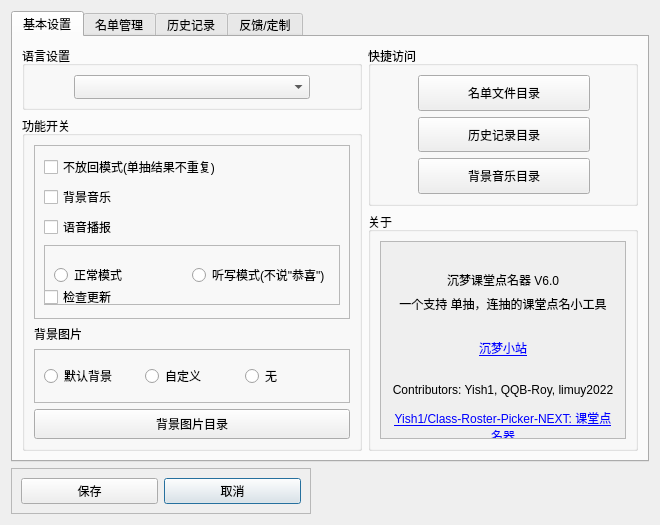
This is settings.ui in Yish1/Class-Roster-Picker-NEXT as Qt 5 draws it before an edit. The edited form follows.
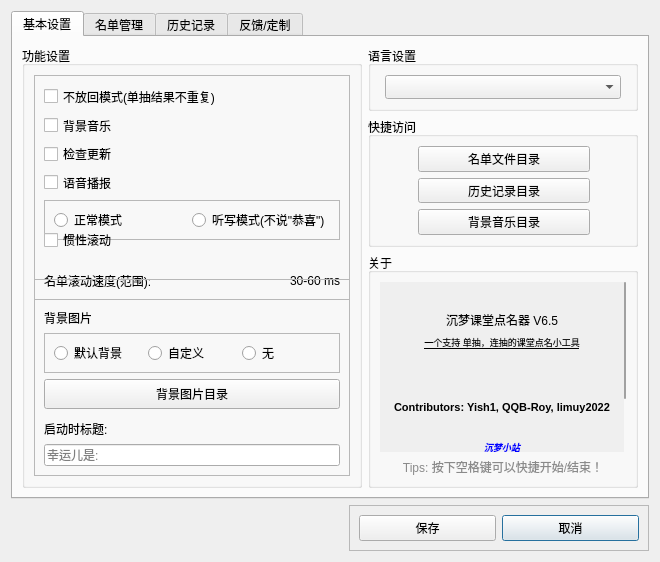
This is the edited form. Icons and pictures are not drawn.

```diff
--- a/settings.ui
+++ b/settings.ui
@@ -7,14 +7,14 @@
     <x>0</x>
     <y>0</y>
     <width>658</width>
-    <height>514</height>
+    <height>562</height>
    </rect>
   </property>
   <property name="windowTitle">
    <string>CRP Settings</string>
   </property>
   <layout class="QGridLayout" name="gridLayout">
-   <item row="1" column="0">
+   <item row="1" column="1">
     <widget class="QFrame" name="frame">
      <property name="sizePolicy">
       <sizepolicy hsizetype="Preferred" vsizetype="Preferred">
@@ -92,132 +92,66 @@
        <string>基本设置</string>
       </attribute>
       <layout class="QGridLayout" name="gridLayout_2">
-       <item row="0" column="1" rowspan="2">
-        <widget class="QGroupBox" name="groupBox_6">
+       <item row="0" column="1">
+        <widget class="QGroupBox" name="groupBox_3">
          <property name="sizePolicy">
-          <sizepolicy hsizetype="Preferred" vsizetype="Preferred">
+          <sizepolicy hsizetype="Expanding" vsizetype="Preferred">
            <horstretch>0</horstretch>
            <verstretch>0</verstretch>
           </sizepolicy>
          </property>
          <property name="minimumSize">
           <size>
-           <width>235</width>
-           <height>160</height>
+           <width>0</width>
+           <height>55</height>
           </size>
          </property>
          <property name="maximumSize">
           <size>
            <width>16777215</width>
-           <height>16777215</height>
+           <height>65</height>
           </size>
          </property>
          <property name="title">
-          <string>快捷访问</string>
+          <string>语言设置</string>
          </property>
-         <layout class="QGridLayout" name="gridLayout_8">
-          <property name="sizeConstraint">
-           <enum>QLayout::SetDefaultConstraint</enum>
-          </property>
-          <property name="leftMargin">
-           <number>37</number>
-          </property>
-          <property name="rightMargin">
-           <number>35</number>
-          </property>
-          <item row="2" column="2">
-           <spacer name="horizontalSpacer_3">
-            <property name="orientation">
-             <enum>Qt::Horizontal</enum>
-            </property>
-            <property name="sizeType">
-             <enum>QSizePolicy::Preferred</enum>
-            </property>
-            <property name="sizeHint" stdset="0">
-             <size>
-              <width>10</width>
-              <height>20</height>
-             </size>
-            </property>
-           </spacer>
-          </item>
-          <item row="0" column="1">
-           <widget class="QPushButton" name="pushButton_12">
+         <layout class="QHBoxLayout" name="horizontalLayout_3">
+          <item>
+           <widget class="QComboBox" name="comboBox_2">
             <property name="sizePolicy">
-             <sizepolicy hsizetype="Minimum" vsizetype="MinimumExpanding">
+             <sizepolicy hsizetype="Preferred" vsizetype="MinimumExpanding">
               <horstretch>0</horstretch>
               <verstretch>0</verstretch>
              </sizepolicy>
             </property>
-            <property name="maximumSize">
+            <property name="minimumSize">
              <size>
-              <width>16777215</width>
-              <height>40</height>
+              <width>0</width>
+              <height>21</height>
              </size>
             </property>
-            <property name="text">
-             <string>名单文件目录</string>
-            </property>
-           </widget>
-          </item>
-          <item row="3" column="1">
-           <widget class="QPushButton" name="pushButton_10">
-            <property name="sizePolicy">
-             <sizepolicy hsizetype="Minimum" vsizetype="MinimumExpanding">
-              <horstretch>0</horstretch>
-              <verstretch>0</verstretch>
-             </sizepolicy>
-            </property>
             <property name="maximumSize">
              <size>
-              <width>16777215</width>
-              <height>40</height>
+              <width>236</width>
+              <height>25</height>
              </size>
             </property>
-            <property name="text">
-             <string>背景音乐目录</string>
+            <property name="styleSheet">
+             <string notr="true">QComboBox {
+    font-size: 13px;
+}
+
+QComboBox QAbstractItemView {
+    font-size: 15px;
+}
+</string>
             </property>
            </widget>
           </item>
-          <item row="2" column="1">
-           <widget class="QPushButton" name="pushButton_8">
-            <property name="sizePolicy">
-             <sizepolicy hsizetype="Minimum" vsizetype="MinimumExpanding">
-              <horstretch>0</horstretch>
-              <verstretch>0</verstretch>
-             </sizepolicy>
-            </property>
-            <property name="maximumSize">
-             <size>
-              <width>16777215</width>
-              <height>40</height>
-             </size>
-            </property>
-            <property name="text">
-             <string>历史记录目录</string>
-            </property>
-           </widget>
-          </item>
-          <item row="2" column="0">
-           <spacer name="horizontalSpacer_2">
-            <property name="orientation">
-             <enum>Qt::Horizontal</enum>
-            </property>
-            <property name="sizeType">
-             <enum>QSizePolicy::Preferred</enum>
-            </property>
-            <property name="sizeHint" stdset="0">
-             <size>
-              <width>10</width>
-              <height>20</height>
-             </size>
-            </property>
-           </spacer>
-          </item>
          </layout>
         </widget>
        </item>
-       <item row="1" column="0" rowspan="4">
+       <item row="0" column="0" rowspan="6">
         <widget class="QGroupBox" name="groupBox">
          <property name="sizePolicy">
           <sizepolicy hsizetype="Expanding" vsizetype="Preferred">
@@ -235,11 +169,23 @@
           <string notr="true"/>
          </property>
          <property name="title">
-          <string>功能开关</string>
+          <string>功能设置</string>
          </property>
-         <layout class="QGridLayout" name="gridLayout_12">
-          <item row="0" column="0" colspan="2">
+         <layout class="QVBoxLayout" name="verticalLayout_2">
+          <item>
            <widget class="QFrame" name="frame_8">
+            <property name="sizePolicy">
+             <sizepolicy hsizetype="Preferred" vsizetype="Expanding">
+              <horstretch>0</horstretch>
+              <verstretch>0</verstretch>
+             </sizepolicy>
+            </property>
+            <property name="minimumSize">
+             <size>
+              <width>0</width>
+              <height>225</height>
+             </size>
+            </property>
             <property name="frameShape">
              <enum>QFrame::StyledPanel</enum>
             </property>
@@ -247,26 +193,65 @@
              <enum>QFrame::Raised</enum>
             </property>
             <layout class="QGridLayout" name="gridLayout_4">
-             <item row="3" column="0">
-              <widget class="QCheckBox" name="checkBox_2">
+             <item row="5" column="0" colspan="2">
+              <widget class="QCheckBox" name="checkBox_3">
+               <property name="minimumSize">
+                <size>
+                 <width>0</width>
+                 <height>0</height>
+                </size>
+               </property>
                <property name="text">
-                <string>语音播报</string>
+                <string>检查更新</string>
                </property>
               </widget>
              </item>
-             <item row="0" column="0">
+             <item row="4" column="0" colspan="2">
+              <widget class="QCheckBox" name="checkBox_4">
+               <property name="text">
+                <string>背景音乐</string>
+               </property>
+              </widget>
+             </item>
+             <item row="13" column="0">
+              <widget class="QLabel" name="label_5">
+               <property name="sizePolicy">
+                <sizepolicy hsizetype="Preferred" vsizetype="Maximum">
+                 <horstretch>0</horstretch>
+                 <verstretch>0</verstretch>
+                </sizepolicy>
+               </property>
+               <property name="text">
+                <string>名单滚动速度(范围):</string>
+               </property>
+              </widget>
+             </item>
+             <item row="0" column="0" colspan="2">
               <widget class="QCheckBox" name="checkBox">
                <property name="text">
                 <string>不放回模式(单抽结果不重复)</string>
                </property>
               </widget>
              </item>
-             <item row="4" column="0">
+             <item row="6" column="0" colspan="2">
+              <widget class="QCheckBox" name="checkBox_2">
+               <property name="text">
+                <string>语音播报</string>
+               </property>
+              </widget>
+             </item>
+             <item row="7" column="0" colspan="2">
               <widget class="QFrame" name="frame_2">
+               <property name="sizePolicy">
+                <sizepolicy hsizetype="Preferred" vsizetype="Maximum">
+                 <horstretch>0</horstretch>
+                 <verstretch>0</verstretch>
+                </sizepolicy>
+               </property>
                <property name="minimumSize">
                 <size>
                  <width>0</width>
-                 <height>60</height>
+                 <height>40</height>
                 </size>
                </property>
                <property name="frameShape">
@@ -293,196 +278,233 @@
                </layout>
               </widget>
              </item>
-             <item row="6" column="0">
-              <widget class="QCheckBox" name="checkBox_3">
-               <property name="minimumSize">
+             <item row="12" column="0" colspan="2">
+              <spacer name="verticalSpacer">
+               <property name="orientation">
+                <enum>Qt::Vertical</enum>
+               </property>
+               <property name="sizeType">
+                <enum>QSizePolicy::Fixed</enum>
+               </property>
+               <property name="sizeHint" stdset="0">
                 <size>
-                 <width>0</width>
-                 <height>0</height>
+                 <width>20</width>
+                 <height>15</height>
                 </size>
                </property>
+              </spacer>
+             </item>
+             <item row="13" column="1">
+              <widget class="QLabel" name="label_6">
+               <property name="sizePolicy">
+                <sizepolicy hsizetype="Preferred" vsizetype="Maximum">
+                 <horstretch>0</horstretch>
+                 <verstretch>0</verstretch>
+                </sizepolicy>
+               </property>
                <property name="text">
-                <string>检查更新</string>
+                <string>30-60 ms</string>
+               </property>
+               <property name="alignment">
+                <set>Qt::AlignRight|Qt::AlignTrailing|Qt::AlignVCenter</set>
                </property>
               </widget>
              </item>
-             <item row="2" column="0">
-              <widget class="QCheckBox" name="checkBox_4">
+             <item row="11" column="0" colspan="2">
+              <widget class="QCheckBox" name="checkBox_5">
                <property name="text">
-                <string>背景音乐</string>
+                <string>惯性滚动</string>
                </property>
               </widget>
              </item>
             </layout>
            </widget>
           </item>
-          <item row="2" column="0">
-           <widget class="QLabel" name="label">
-            <property name="minimumSize">
-             <size>
-              <width>0</width>
-              <height>0</height>
-             </size>
-            </property>
-            <property name="maximumSize">
-             <size>
-              <width>16777215</width>
-              <height>16777215</height>
-             </size>
-            </property>
-            <property name="text">
-             <string>背景图片</string>
-            </property>
-           </widget>
-          </item>
-          <item row="3" column="0" colspan="2">
-           <widget class="QFrame" name="frame_3">
-            <property name="minimumSize">
-             <size>
-              <width>0</width>
-              <height>54</height>
-             </size>
-            </property>
+          <item>
+           <widget class="QFrame" name="frame_12">
             <property name="frameShape">
              <enum>QFrame::StyledPanel</enum>
             </property>
             <property name="frameShadow">
              <enum>QFrame::Raised</enum>
             </property>
-            <layout class="QHBoxLayout" name="horizontalLayout_2">
+            <layout class="QVBoxLayout" name="verticalLayout_3">
              <item>
-              <widget class="QRadioButton" name="radioButton_3">
+              <widget class="QLabel" name="label_9">
+               <property name="sizePolicy">
+                <sizepolicy hsizetype="Preferred" vsizetype="Maximum">
+                 <horstretch>0</horstretch>
+                 <verstretch>0</verstretch>
+                </sizepolicy>
+               </property>
+               <property name="styleSheet">
+                <string notr="true">QLabel {
+    color: rgb(255, 0, 0);
+}</string>
+               </property>
                <property name="text">
-                <string>默认背景</string>
+                <string/>
                </property>
+               <property name="alignment">
+                <set>Qt::AlignCenter</set>
+               </property>
               </widget>
              </item>
              <item>
-              <widget class="QRadioButton" name="radioButton_4">
+              <widget class="QLabel" name="label">
+               <property name="sizePolicy">
+                <sizepolicy hsizetype="Preferred" vsizetype="Maximum">
+                 <horstretch>0</horstretch>
+                 <verstretch>0</verstretch>
+                </sizepolicy>
+               </property>
+               <property name="minimumSize">
+                <size>
+                 <width>0</width>
+                 <height>0</height>
+                </size>
+               </property>
+               <property name="maximumSize">
+                <size>
+                 <width>16777215</width>
+                 <height>16777215</height>
+                </size>
+               </property>
                <property name="text">
-                <string>自定义</string>
+                <string>背景图片</string>
                </property>
               </widget>
              </item>
              <item>
-              <widget class="QRadioButton" name="radioButton_5">
+              <widget class="QFrame" name="frame_3">
+               <property name="sizePolicy">
+                <sizepolicy hsizetype="Preferred" vsizetype="Maximum">
+                 <horstretch>0</horstretch>
+                 <verstretch>0</verstretch>
+                </sizepolicy>
+               </property>
+               <property name="minimumSize">
+                <size>
+                 <width>0</width>
+                 <height>40</height>
+                </size>
+               </property>
+               <property name="frameShape">
+                <enum>QFrame::StyledPanel</enum>
+               </property>
+               <property name="frameShadow">
+                <enum>QFrame::Raised</enum>
+               </property>
+               <layout class="QHBoxLayout" name="horizontalLayout_2">
+                <item>
+                 <widget class="QRadioButton" name="radioButton_3">
+                  <property name="text">
+                   <string>默认背景</string>
+                  </property>
+                 </widget>
+                </item>
+                <item>
+                 <widget class="QRadioButton" name="radioButton_4">
+                  <property name="text">
+                   <string>自定义</string>
+                  </property>
+                 </widget>
+                </item>
+                <item>
+                 <widget class="QRadioButton" name="radioButton_5">
+                  <property name="text">
+                   <string>无</string>
+                  </property>
+                 </widget>
+                </item>
+               </layout>
+              </widget>
+             </item>
+             <item>
+              <widget class="QPushButton" name="pushButton_9">
+               <property name="sizePolicy">
+                <sizepolicy hsizetype="Minimum" vsizetype="MinimumExpanding">
+                 <horstretch>0</horstretch>
+                 <verstretch>0</verstretch>
+                </sizepolicy>
+               </property>
+               <property name="minimumSize">
+                <size>
+                 <width>0</width>
+                 <height>30</height>
+                </size>
+               </property>
+               <property name="maximumSize">
+                <size>
+                 <width>16777215</width>
+                 <height>40</height>
+                </size>
+               </property>
                <property name="text">
-                <string>无</string>
+                <string>背景图片目录</string>
+               </property>
+              </widget>
+             </item>
+             <item>
+              <spacer name="verticalSpacer_4">
+               <property name="orientation">
+                <enum>Qt::Vertical</enum>
+               </property>
+               <property name="sizeType">
+                <enum>QSizePolicy::Fixed</enum>
+               </property>
+               <property name="sizeHint" stdset="0">
+                <size>
+                 <width>20</width>
+                 <height>5</height>
+                </size>
+               </property>
+              </spacer>
+             </item>
+             <item>
+              <widget class="QLabel" name="label_7">
+               <property name="sizePolicy">
+                <sizepolicy hsizetype="Preferred" vsizetype="Maximum">
+                 <horstretch>0</horstretch>
+                 <verstretch>0</verstretch>
+                </sizepolicy>
+               </property>
+               <property name="text">
+                <string>启动时标题:</string>
+               </property>
+              </widget>
+             </item>
+             <item>
+              <widget class="QLineEdit" name="lineEdit">
+               <property name="sizePolicy">
+                <sizepolicy hsizetype="Expanding" vsizetype="Fixed">
+                 <horstretch>0</horstretch>
+                 <verstretch>0</verstretch>
+                </sizepolicy>
+               </property>
+               <property name="contextMenuPolicy">
+                <enum>Qt::DefaultContextMenu</enum>
+               </property>
+               <property name="text">
+                <string/>
+               </property>
+               <property name="placeholderText">
+                <string>幸运儿是:</string>
                </property>
               </widget>
              </item>
             </layout>
            </widget>
           </item>
-          <item row="1" column="0">
-           <spacer name="verticalSpacer">
-            <property name="orientation">
-             <enum>Qt::Vertical</enum>
-            </property>
-            <property name="sizeType">
-             <enum>QSizePolicy::Expanding</enum>
-            </property>
-            <property name="sizeHint" stdset="0">
-             <size>
-              <width>20</width>
-              <height>40</height>
-             </size>
-            </property>
-           </spacer>
-          </item>
-          <item row="4" column="0" colspan="2">
-           <widget class="QPushButton" name="pushButton_9">
-            <property name="sizePolicy">
-             <sizepolicy hsizetype="Minimum" vsizetype="MinimumExpanding">
-              <horstretch>0</horstretch>
-              <verstretch>0</verstretch>
-             </sizepolicy>
-            </property>
-            <property name="minimumSize">
-             <size>
-              <width>0</width>
-              <height>30</height>
-             </size>
-            </property>
-            <property name="maximumSize">
-             <size>
-              <width>16777215</width>
-              <height>40</height>
-             </size>
-            </property>
-            <property name="text">
-             <string>背景图片目录</string>
-            </property>
-           </widget>
-          </item>
          </layout>
         </widget>
        </item>
-       <item row="0" column="0">
-        <widget class="QGroupBox" name="groupBox_3">
-         <property name="sizePolicy">
-          <sizepolicy hsizetype="Expanding" vsizetype="Preferred">
-           <horstretch>0</horstretch>
-           <verstretch>0</verstretch>
-          </sizepolicy>
-         </property>
-         <property name="minimumSize">
-          <size>
-           <width>0</width>
-           <height>64</height>
-          </size>
-         </property>
-         <property name="maximumSize">
-          <size>
-           <width>16777215</width>
-           <height>64</height>
-          </size>
-         </property>
-         <property name="title">
-          <string>语言设置</string>
-         </property>
-         <layout class="QHBoxLayout" name="horizontalLayout_3">
-          <item>
-           <widget class="QComboBox" name="comboBox_2">
-            <property name="sizePolicy">
-             <sizepolicy hsizetype="Preferred" vsizetype="MinimumExpanding">
-              <horstretch>0</horstretch>
-              <verstretch>0</verstretch>
-             </sizepolicy>
-            </property>
-            <property name="minimumSize">
-             <size>
-              <width>0</width>
-              <height>24</height>
-             </size>
-            </property>
-            <property name="maximumSize">
-             <size>
-              <width>236</width>
-              <height>16777215</height>
-             </size>
-            </property>
-            <property name="styleSheet">
-             <string notr="true">QComboBox {
-    font-size: 13px;
-}
-
-QComboBox QAbstractItemView {
-    font-size: 15px;
-}
-</string>
-            </property>
-           </widget>
-          </item>
-         </layout>
-        </widget>
-       </item>
-       <item row="2" column="1" rowspan="3">
+       <item row="3" column="1" rowspan="3">
         <widget class="QGroupBox" name="groupBox_5">
          <property name="minimumSize">
           <size>
            <width>270</width>
-           <height>237</height>
+           <height>195</height>
           </size>
          </property>
          <property name="maximumSize">
@@ -497,8 +519,69 @@
          <layout class="QGridLayout" name="gridLayout_13">
           <item row="0" column="0">
            <widget class="QScrollArea" name="scrollArea">
+            <property name="styleSheet">
+             <string notr="true">QScrollArea {
+    border: none;
+    background: transparent;
+}
+
+QScrollBar:vertical {
+    width: 2px;  /* 设置垂直滚动条宽度 */
+    background: transparent; /* 使滚动条背景透明 */
+    margin: 0px; /* 去除滚动条与内容之间的间距 */
+}
+
+QScrollBar::handle:vertical {
+    background: rgba(100, 100, 100, 150); /* 半透明滚动条 */
+    border-radius: 1px;
+    min-height: 20px;
+}
+
+QScrollBar::handle:vertical:hover {
+    background: rgba(80, 80, 80, 180); /* 鼠标悬停时变色 */
+}
+
+QScrollBar::add-line:vertical,
+QScrollBar::sub-line:vertical {
+    background: none; /* 隐藏上下箭头 */
+    border: none;
+}
+
+QScrollBar::up-arrow:vertical,
+QScrollBar::down-arrow:vertical {
+    background: none;
+}
+
+QScrollBar:horizontal {
+    height: 2px; /* 设置水平滚动条高度 */
+    background: transparent;
+    margin: 0px;
+}
+
+QScrollBar::handle:horizontal {
+    background: rgba(100, 100, 100, 150);
+    border-radius: 1px;
+    min-width: 20px;
+}
+
+QScrollBar::handle:horizontal:hover {
+    background: rgba(80, 80, 80, 180);
+}
+
+QScrollBar::add-line:horizontal,
+QScrollBar::sub-line:horizontal {
+    background: none;
+    border: none;
+}
+
+QScrollBar::left-arrow:horizontal,
+QScrollBar::right-arrow:horizontal {
+    background: none;
+}
+</string>
+            </property>
             <property name="verticalScrollBarPolicy">
-             <enum>Qt::ScrollBarAlwaysOff</enum>
+             <enum>Qt::ScrollBarAsNeeded</enum>
             </property>
             <property name="horizontalScrollBarPolicy">
              <enum>Qt::ScrollBarAlwaysOff</enum>
@@ -512,7 +595,7 @@
                <x>0</x>
                <y>0</y>
                <width>248</width>
-               <height>330</height>
+               <height>318</height>
               </rect>
              </property>
              <layout class="QVBoxLayout" name="verticalLayout">
@@ -548,7 +631,7 @@
                  </size>
                 </property>
                 <property name="text">
-                 <string>沉梦课堂点名器 V6.0</string>
+                 <string>沉梦课堂点名器 V6.5</string>
                 </property>
                 <property name="alignment">
                  <set>Qt::AlignCenter</set>
@@ -558,7 +641,7 @@
               <item>
                <widget class="QLabel" name="label_3">
                 <property name="text">
-                 <string>&lt;html&gt;&lt;head/&gt;&lt;body&gt;&lt;p align=&quot;center&quot;&gt;一个支持 单抽，连抽的课堂点名小工具&lt;/p&gt;&lt;p align=&quot;center&quot;&gt;&lt;br/&gt;&lt;a href=&quot;https://cmxz.top/ktdmq&quot;&gt;&lt;span style=&quot; text-decoration: underline; color:#0000ff;&quot;&gt;沉梦小站&lt;/span&gt;&lt;/a&gt;&lt;br/&gt;&lt;/p&gt;&lt;p align=&quot;center&quot;&gt;Contributors: Yish1, QQB-Roy, limuy2022&lt;/p&gt;&lt;p align=&quot;center&quot;&gt;&lt;a href=&quot;https://github.com/Yish1/Class-Roster-Picker-NEXT&quot;&gt;&lt;span style=&quot; text-decoration: underline; color:#0000ff;&quot;&gt;Yish1/Class-Roster-Picker-NEXT: 课堂点名器&lt;/span&gt;&lt;/a&gt;&lt;/p&gt;&lt;p align=&quot;center&quot;&gt;&lt;br/&gt;&lt;/p&gt;&lt;/body&gt;&lt;/html&gt;</string>
+                 <string>&lt;html&gt;&lt;head/&gt;&lt;body&gt;&lt;p align=&quot;center&quot;&gt;&lt;span style=&quot; font-size:7pt; text-decoration: underline;&quot;&gt;一个支持 单抽，连抽的课堂点名小工具&lt;/span&gt;&lt;/p&gt;&lt;p align=&quot;center&quot;&gt;&lt;br/&gt;&lt;/p&gt;&lt;p align=&quot;center&quot;&gt;&lt;span style=&quot; font-size:8pt; font-weight:600;&quot;&gt;Contributors: Yish1, QQB-Roy, limuy2022&lt;/span&gt;&lt;/p&gt;&lt;p align=&quot;center&quot;&gt;&lt;span style=&quot; font-size:7pt; font-weight:600; font-style:italic;&quot;&gt;&lt;br/&gt;&lt;/span&gt;&lt;a href=&quot;https://cmxz.top/ktdmq&quot;&gt;&lt;span style=&quot; font-size:7pt; font-weight:600; font-style:italic; text-decoration: underline; color:#0000ff;&quot;&gt;沉梦小站&lt;/span&gt;&lt;/a&gt;&lt;/p&gt;&lt;p align=&quot;center&quot;&gt;&lt;a href=&quot;https://github.com/Yish1/Class-Roster-Picker-NEXT&quot;&gt;&lt;span style=&quot; font-size:7pt; font-weight:600; font-style:italic; text-decoration: underline; color:#0000ff;&quot;&gt;Yish1/Class-Roster-Picker-NEXT: 课堂点名器&lt;/span&gt;&lt;/a&gt;&lt;/p&gt;&lt;p align=&quot;center&quot;&gt;&lt;span style=&quot; font-size:7pt;&quot;&gt;&lt;br/&gt;&lt;/span&gt;&lt;/p&gt;&lt;/body&gt;&lt;/html&gt;</string>
                 </property>
                 <property name="textFormat">
                  <enum>Qt::AutoText</enum>
@@ -581,6 +664,158 @@
             </widget>
            </widget>
           </item>
+          <item row="1" column="0">
+           <widget class="QLabel" name="label_10">
+            <property name="sizePolicy">
+             <sizepolicy hsizetype="Preferred" vsizetype="Maximum">
+              <horstretch>0</horstretch>
+              <verstretch>0</verstretch>
+             </sizepolicy>
+            </property>
+            <property name="styleSheet">
+             <string notr="true">QLabel {
+    color: rgb(138, 138, 138);
+}</string>
+            </property>
+            <property name="text">
+             <string>Tips: 按下空格键可以快捷开始/结束！</string>
+            </property>
+            <property name="alignment">
+             <set>Qt::AlignCenter</set>
+            </property>
+           </widget>
+          </item>
+         </layout>
+        </widget>
+       </item>
+       <item row="1" column="1" rowspan="2">
+        <widget class="QGroupBox" name="groupBox_6">
+         <property name="sizePolicy">
+          <sizepolicy hsizetype="Preferred" vsizetype="Preferred">
+           <horstretch>0</horstretch>
+           <verstretch>0</verstretch>
+          </sizepolicy>
+         </property>
+         <property name="minimumSize">
+          <size>
+           <width>235</width>
+           <height>130</height>
+          </size>
+         </property>
+         <property name="maximumSize">
+          <size>
+           <width>16777215</width>
+           <height>16777215</height>
+          </size>
+         </property>
+         <property name="title">
+          <string>快捷访问</string>
+         </property>
+         <layout class="QGridLayout" name="gridLayout_8">
+          <property name="sizeConstraint">
+           <enum>QLayout::SetDefaultConstraint</enum>
+          </property>
+          <property name="leftMargin">
+           <number>37</number>
+          </property>
+          <property name="rightMargin">
+           <number>35</number>
+          </property>
+          <item row="0" column="1">
+           <widget class="QPushButton" name="pushButton_12">
+            <property name="sizePolicy">
+             <sizepolicy hsizetype="Minimum" vsizetype="MinimumExpanding">
+              <horstretch>0</horstretch>
+              <verstretch>0</verstretch>
+             </sizepolicy>
+            </property>
+            <property name="maximumSize">
+             <size>
+              <width>16777215</width>
+              <height>40</height>
+             </size>
+            </property>
+            <property name="text">
+             <string>名单文件目录</string>
+            </property>
+           </widget>
+          </item>
+          <item row="3" column="1">
+           <widget class="QPushButton" name="pushButton_10">
+            <property name="sizePolicy">
+             <sizepolicy hsizetype="Minimum" vsizetype="MinimumExpanding">
+              <horstretch>0</horstretch>
+              <verstretch>0</verstretch>
+             </sizepolicy>
+            </property>
+            <property name="maximumSize">
+             <size>
+              <width>16777215</width>
+              <height>40</height>
+             </size>
+            </property>
+            <property name="text">
+             <string>背景音乐目录</string>
+            </property>
+           </widget>
+          </item>
+          <item row="2" column="1">
+           <widget class="QPushButton" name="pushButton_8">
+            <property name="sizePolicy">
+             <sizepolicy hsizetype="Minimum" vsizetype="MinimumExpanding">
+              <horstretch>0</horstretch>
+              <verstretch>0</verstretch>
+             </sizepolicy>
+            </property>
+            <property name="minimumSize">
+             <size>
+              <width>130</width>
+              <height>0</height>
+             </size>
+            </property>
+            <property name="maximumSize">
+             <size>
+              <width>16777215</width>
+              <height>40</height>
+             </size>
+            </property>
+            <property name="text">
+             <string>历史记录目录</string>
+            </property>
+           </widget>
+          </item>
+          <item row="2" column="0">
+           <spacer name="horizontalSpacer_2">
+            <property name="orientation">
+             <enum>Qt::Horizontal</enum>
+            </property>
+            <property name="sizeType">
+             <enum>QSizePolicy::Preferred</enum>
+            </property>
+            <property name="sizeHint" stdset="0">
+             <size>
+              <width>10</width>
+              <height>20</height>
+             </size>
+            </property>
+           </spacer>
+          </item>
+          <item row="2" column="2">
+           <spacer name="horizontalSpacer_3">
+            <property name="orientation">
+             <enum>Qt::Horizontal</enum>
+            </property>
+            <property name="sizeType">
+             <enum>QSizePolicy::Preferred</enum>
+            </property>
+            <property name="sizeHint" stdset="0">
+             <size>
+              <width>10</width>
+              <height>20</height>
+             </size>
+            </property>
+           </spacer>
+          </item>
          </layout>
         </widget>
        </item>
```
Left out of the diff: 414 changed lines with no effect on the pictures.
